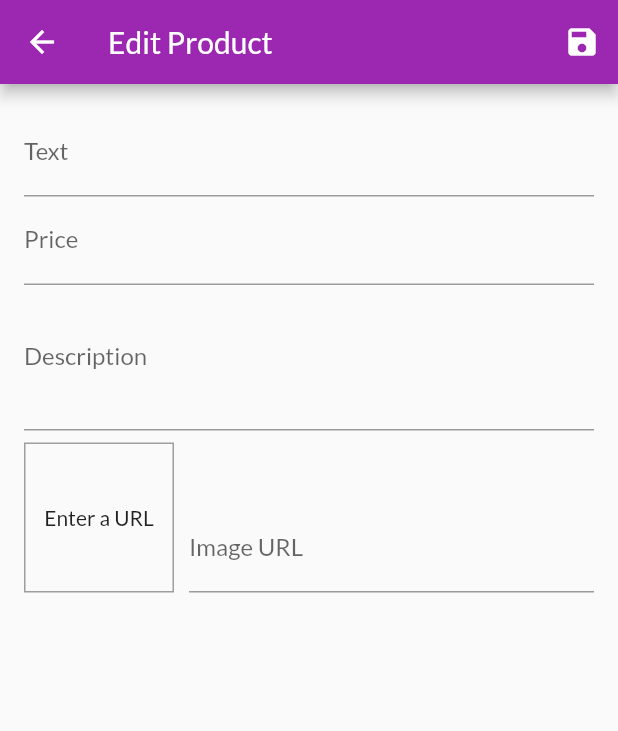
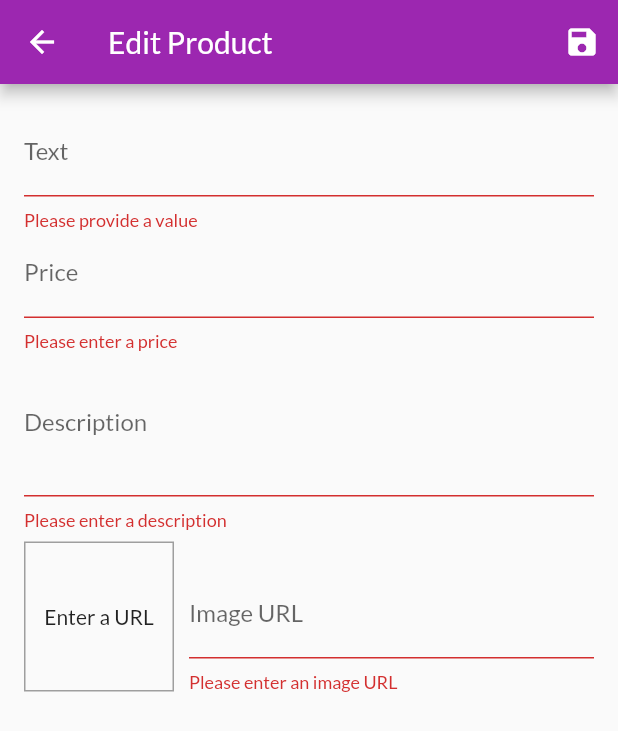
Before and after one commit to wahyutaqdirulaziz/dart-shop, a Flutter app: the EditProductScreen screen opened by its route, after a tap on the "save" icon, on a phone screen of 412 x 824 dp. Shown: the top 731 px of the screen. Run offline on Flutter 3.47's test engine with Material 2 defaults, Android fonts, the phone set to English and light mode, and no system bars; network calls fail.

Commit message:
TextFormField validator option & form.currentState.validate()

```diff
--- a/lib/screens/edit_product_screen.dart
+++ b/lib/screens/edit_product_screen.dart
@@ -14,9 +14,9 @@ class _EditProductScreenState extends State<EditProductScreen> {
   final _descriptionFocusNode = FocusNode();
   final _imageUrlFocusNode = FocusNode();
   final _imageUrlController = TextEditingController();
+
   final _form = GlobalKey<FormState>();
-  final _inputs = {'title': '', 'description': '', 'price': '', 'imageUrl': ''};
-  Product _editedProduct;
+  final _inputs = <String, String>{};
 
   @override
   void initState() {
@@ -36,13 +36,24 @@ class _EditProductScreenState extends State<EditProductScreen> {
 
   void _updateImageUrl() {
     if (!_imageUrlFocusNode.hasFocus) {
+      if (_imageUrlController.text.isEmpty ||
+          (!_imageUrlController.text.startsWith('http') &&
+              !_imageUrlController.text.startsWith('https')) ||
+          (!_imageUrlController.text.endsWith('.png') &&
+              !_imageUrlController.text.endsWith('.jpg') &&
+              !_imageUrlController.text.endsWith('.jpeg'))) {
+        return;
+      }
       setState(() {});
     }
   }
 
   void _saveForm() {
+    final isValid = _form.currentState.validate();
+    if (!isValid) return;
+
     _form.currentState.save();
-    _editedProduct = Product(
+    final _editedProduct = Product(
       title: _inputs['title'],
       description: _inputs['description'],
       price: double.parse(_inputs['price']),
@@ -80,6 +91,9 @@ class _EditProductScreenState extends State<EditProductScreen> {
                   onFieldSubmitted: (_) {
                     FocusScope.of(context).requestFocus(_priceFocusNode);
                   },
+                  validator: (value) {
+                    return value.isEmpty ? 'Please provide a value' : null;
+                  },
                   onSaved: (value) => _inputs['title'] = value,
                 ),
                 TextFormField(
@@ -90,6 +104,17 @@ class _EditProductScreenState extends State<EditProductScreen> {
                   onFieldSubmitted: (_) {
                     FocusScope.of(context).requestFocus(_descriptionFocusNode);
                   },
+                  validator: (value) {
+                    if (value.isEmpty) {
+                      return 'Please enter a price';
+                    } else if (double.tryParse(value) == null) {
+                      return 'Please enter a valid number';
+                    } else if (double.parse(value) <= 0) {
+                      return 'Please enter a number greater than zero';
+                    } else {
+                      return null;
+                    }
+                  },
                   onSaved: (value) => _inputs['price'] = value,
                 ),
                 TextFormField(
@@ -97,6 +122,15 @@ class _EditProductScreenState extends State<EditProductScreen> {
                   maxLines: 3,
                   keyboardType: TextInputType.multiline,
                   focusNode: _descriptionFocusNode,
+                  validator: (value) {
+                    if (value.isEmpty) {
+                      return 'Please enter a description';
+                    } else if (value.length < 10) {
+                      return 'Should be at least 10 characters long';
+                    } else {
+                      return null;
+                    }
+                  },
                   onSaved: (value) => _inputs['description'] = value,
                 ),
                 Row(
@@ -125,6 +159,20 @@ class _EditProductScreenState extends State<EditProductScreen> {
                         controller: _imageUrlController,
                         focusNode: _imageUrlFocusNode,
                         onFieldSubmitted: (_) => _saveForm(),
+                        validator: (value) {
+                          if (value.isEmpty) {
+                            return 'Please enter an image URL';
+                          } else if (!value.startsWith('http') &&
+                              !value.startsWith('https')) {
+                            return 'Please enter a valid URL';
+                          } else if (!value.endsWith('.png') &&
+                              !value.endsWith('.jpg') &&
+                              !value.endsWith('.jpeg')) {
+                            return 'Please enter a valid image URL';
+                          } else {
+                            return null;
+                          }
+                        },
                         onSaved: (value) => _inputs['imageUrl'] = value,
                       ),
                     ),
```
